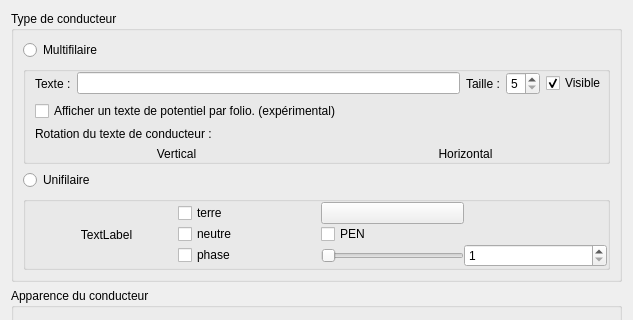
Qt form sources/ui/conductorpropertieswidget.ui (qelectrotech/qelectrotech-source-mirror) before a commit; both pictures show x 0 to 633 and y 0 to 320 of the 633 by 470 pixel window.
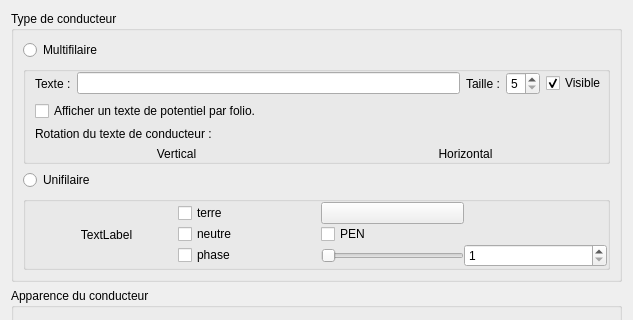
The same form after that commit. Icons and pictures are not drawn.

Commit message: Enable mouse hoverMoveEvent conductor Minor change in conductorpropertieswidget.ui

Diff of the .ui file:
```diff
--- a/sources/ui/conductorpropertieswidget.ui
+++ b/sources/ui/conductorpropertieswidget.ui
@@ -107,7 +107,7 @@
               <string>activer l'option un texte par potentiel</string>
              </property>
              <property name="text">
-              <string>Afficher un texte de potentiel par folio. (expérimental)</string>
+              <string>Afficher un texte de potentiel par folio. </string>
              </property>
             </widget>
            </item>
```
The commit also changes 1 other file.
